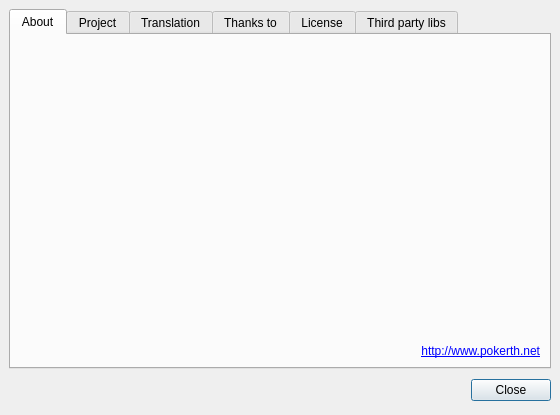
First picture: the form in src/gui/qt/aboutpokerth.ui, repository pokerth/pokerth, before the edit.
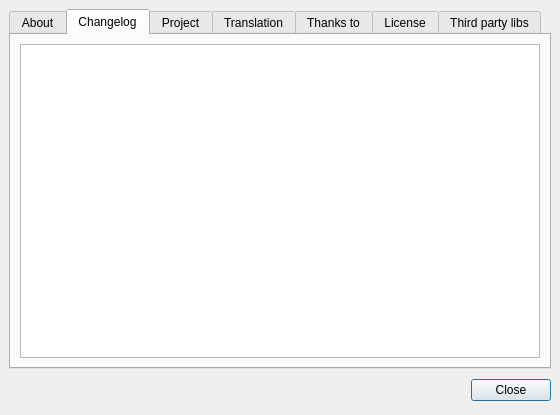
Second picture: the form after the edit. The open tabs and pages were chosen to show the change.

Commit message: qml/widget: about page with changelog now

```diff
--- a/src/gui/qt/aboutpokerth.ui
+++ b/src/gui/qt/aboutpokerth.ui
@@ -106,6 +106,20 @@
        </item>
       </layout>
      </widget>
+     <widget class="QWidget" name="tab_changelog">
+      <attribute name="title">
+       <string>Changelog</string>
+      </attribute>
+      <layout class="QVBoxLayout" name="verticalLayout_changelog">
+       <item>
+        <widget class="QTextBrowser" name="textBrowser_changelog">
+         <property name="openLinks">
+          <bool>false</bool>
+         </property>
+        </widget>
+       </item>
+      </layout>
+     </widget>
      <widget class="QWidget" name="tab_2">
       <attribute name="title">
        <string>Project</string>
```
The commit also changes 44 other files.
